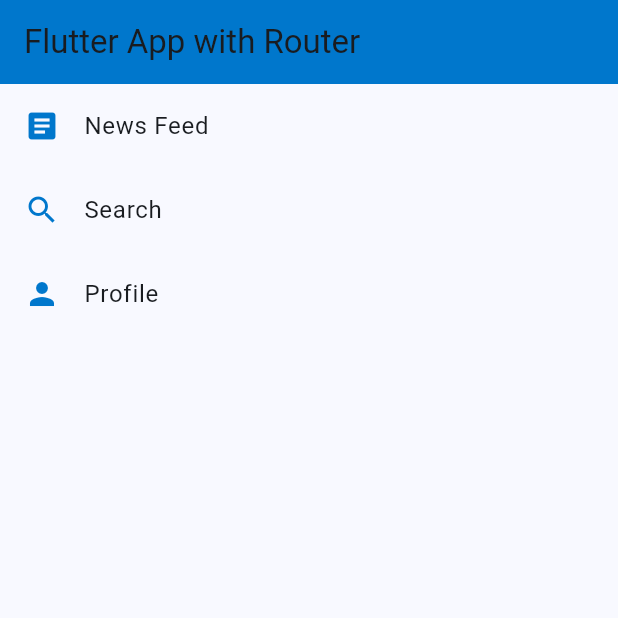
After one commit to ersalazar/countryinfo, a Flutter app: the MyHomePage screen opened directly, on a phone screen of 412 x 824 dp, the top half of it. The commit adds this screen. Run offline on Flutter 3.47's test engine with Material 2 defaults, Android fonts, the phone set to English and light mode, and no system bars.

Commit message:
added listview and router

```diff
--- /dev/null
+++ b/lib/models/menu_options.dart
@@ -0,0 +1,20 @@
+
+
+import 'package:flutter/material.dart';
+
+class MenuOption {
+  final String route;
+  final IconData icon;
+  final String name;
+  final Widget screen;
+
+  MenuOption({
+    required this.route,
+    required this.icon,
+    required this.name,
+    required this.screen,
+  });
+
+
+
+}
--- /dev/null
+++ b/lib/router/app_router.dart
@@ -0,0 +1,51 @@
+
+
+
+import 'package:countryinfo/models/menu_options.dart';
+import 'package:countryinfo/ui/pages/dashboard.dart';
+import 'package:countryinfo/ui/pages/profile_screen.dart';
+import 'package:countryinfo/ui/pages/search_screen.dart';
+import 'package:flutter/material.dart';
+
+class AppRoute {
+  static const initialRoute = 'newsFeed';
+
+  static final menuOptions = [
+    MenuOption(
+      route: 'newsFeed',
+      icon: Icons.article,
+      name: 'News Feed',
+      screen: const DashboardScreen(),
+    ),
+    MenuOption(
+      route: 'search',
+      icon: Icons.search,
+      name: 'Search',
+      screen: const SearchScreen(),
+    ),
+    MenuOption(
+      route: 'profile',
+      icon: Icons.person,
+      name: 'Profile',
+      screen: const ProfileScreen(),
+    ),
+
+  ];
+
+  static Map<String, Widget Function(BuildContext)> getAppRoutes() {
+    Map<String, Widget Function(BuildContext)> appRoutes = {};
+    for (var option in menuOptions) {
+      appRoutes.addAll({
+        option.route: (BuildContext context) => option.screen,
+      });
+    }
+    return appRoutes;
+  }
+
+  static Map<String, Widget Function(BuildContext)> routes = {
+    '/newsFeed': (BuildContext context) => const DashboardScreen(),
+    '/search': (BuildContext context) => const SearchScreen(),
+    '/profile': (BuildContext context) => const ProfileScreen(),
+
+  };
+}
--- /dev/null
+++ b/lib/ui/pages/home_screen_list_view.dart
@@ -0,0 +1,36 @@
+import 'package:countryinfo/router/app_router.dart';
+import 'package:countryinfo/ui/app_colors.dart';
+import 'package:flutter/material.dart';
+
+class MyHomePage extends StatelessWidget {
+  const MyHomePage({Key? key}) : super(key: key);
+
+  @override
+  Widget build(BuildContext context) {
+    return Scaffold(
+      appBar: AppBar(
+        title: const Text('Flutter App with Router'),
+        backgroundColor: AppColors.primaryColor,
+      ),
+      body: ListView.builder(
+        itemCount: AppRoute.menuOptions.length,
+        itemBuilder: (context, index) {
+          final option = AppRoute.menuOptions[index];
+          return ListTile(
+            leading: Icon(
+              option.icon,
+              color: AppColors.primaryColor,
+            ),
+            title: Text(option.name),
+            onTap: () {
+              Navigator.push(
+                context,
+                MaterialPageRoute(builder: (context) => option.screen),
+              );
+            },
+          );
+        },
+      ),
+    );
+  }
+}
--- a/lib/ui/pages/search_screen.dart
+++ b/lib/ui/pages/search_screen.dart
@@ -29,6 +29,7 @@ class _SearchScreenState extends State<SearchScreen> {
                 title: "Buscar",
                 placeholder: "Escribe tu búsqueda aquí",
                 controller: searchController,
+                isPassword: false,
               ),
               const SizedBox(height: 16.0),
               ElevatedButton(
```
Also changed, not shown: lib/ui/pages/login_page.dart (+8 -2 lines), lib/ui/pages/widgets/text_input_widget_with_title.dart (+15 -7 lines).
